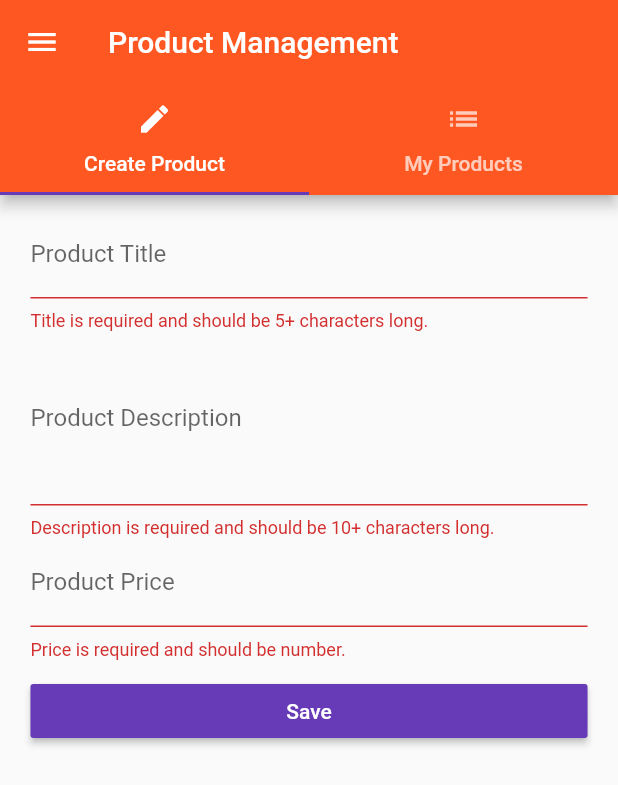
After one commit to bkmza/flutter_course, a Flutter app: the ProductsAdminPage screen opened by its route, after a tap on "Save", on a phone screen of 412 x 824 dp. The commit adds this screen. Shown: the top 785 px of the screen. Run offline on Flutter 3.47's test engine with Material 2 defaults, Android fonts, the phone set to English and light mode, and no system bars; accounts and stored records are empty.

Commit message:
added scopes and injections

```diff
--- /dev/null
+++ b/lib/models/product.dart
@@ -0,0 +1,20 @@
+import 'package:flutter/material.dart';
+
+class Product {
+  final String title;
+  final String description;
+  final double price;
+  final String image;
+  final bool isFavorite;
+  final String userEmail;
+  final String userId;
+
+  Product(
+      {@required this.title,
+      @required this.description,
+      @required this.price,
+      @required this.image,
+      @required this.userEmail,
+      @required this.userId,
+      this.isFavorite = false});
+}
--- a/lib/pages/product.dart
+++ b/lib/pages/product.dart
@@ -1,15 +1,15 @@
 import 'package:flutter/material.dart';
 import 'dart:async';
+import 'package:scoped_model/scoped_model.dart';
 
 import '../widgets/ui_elements/title_default.dart';
+import '../scoped-models/main.dart';
+import '../models/product.dart';
 
 class ProductPage extends StatelessWidget {
-  final String title;
-  final String imageUrl;
-  final double price;
-  final String description;
+  final int productIndex;
 
-  ProductPage({this.title, this.imageUrl, this.price, this.description});
+  ProductPage(this.productIndex);
 
   // _showWarningDialog(BuildContext context) {
   //   showDialog(
@@ -37,7 +37,7 @@ class ProductPage extends StatelessWidget {
   //       });
   // }
 
-  Widget _buildAddressPriceRow() {
+  Widget _buildAddressPriceRow(double price) {
     return Row(
       mainAxisAlignment: MainAxisAlignment.center,
       children: <Widget>[
@@ -57,34 +57,37 @@ class ProductPage extends StatelessWidget {
 
   @override
   Widget build(BuildContext context) {
-    return WillPopScope(
-        onWillPop: () {
+    return WillPopScope(onWillPop: () {
       print('back button pressed');
       Navigator.pop(context, false);
       return Future.value(false);
-        },
-        child: Scaffold(
+    }, child: ScopedModelDescendant<MainModel>(
+        builder: (BuildContext context, Widget widget, MainModel model) {
+      final Product product = model.allProducts[productIndex];
+      return Scaffold(
         appBar: AppBar(
           title: Text(
-              title,
+            product.title,
           ),
         ),
         body: Column(
           crossAxisAlignment: CrossAxisAlignment.center,
           children: <Widget>[
-              Image.asset(imageUrl),
+            Image.asset(product.image),
             Container(
-                  padding: EdgeInsets.all(10.0), child: TitleDefault(title)),
-              _buildAddressPriceRow(),
+                padding: EdgeInsets.all(10.0),
+                child: TitleDefault(product.title)),
+            _buildAddressPriceRow(product.price),
             Container(
               padding: EdgeInsets.all(10.0),
               child: Text(
-                  description,
+                product.description,
                 textAlign: TextAlign.center,
               ),
-              )
+            ),
           ],
         ),
-        ));
+      );
+    }));
   }
 }
--- /dev/null
+++ b/lib/pages/product_edit.dart
@@ -0,0 +1,165 @@
+import 'package:flutter/material.dart';
+import 'package:scoped_model/scoped_model.dart';
+
+import '../widgets/helpers/ensure-visible.dart';
+import '../models/product.dart';
+import '../scoped-models/main.dart';
+
+class ProductEditPage extends StatefulWidget {
+  @override
+  State<StatefulWidget> createState() {
+    return _ProductEditPageState();
+  }
+}
+
+class _ProductEditPageState extends State<ProductEditPage> {
+  final Map<String, dynamic> _formData = {
+    'title': null,
+    'description': null,
+    'price': null,
+    'image': 'assets/food.jpg'
+  };
+  final GlobalKey<FormState> _formKey = new GlobalKey<FormState>();
+  final _titleFocusNode = FocusNode();
+  final _descriptionFocusNode = FocusNode();
+  final _priceFocusNode = FocusNode();
+
+  Widget _buildTitleTextField(Product product) {
+    return EnsureVisibleWhenFocused(
+      focusNode: _titleFocusNode,
+      child: TextFormField(
+        focusNode: _titleFocusNode,
+        decoration: InputDecoration(labelText: 'Product Title'),
+        initialValue: product == null ? '' : product.title,
+        validator: (String value) {
+          if (value.isEmpty || value.length < 5) {
+            return 'Title is required and should be 5+ characters long.';
+          }
+        },
+        onSaved: (String value) {
+          _formData['title'] = value;
+        },
+      ),
+    );
+  }
+
+  Widget _buildDescriptionTextField(Product product) {
+    return EnsureVisibleWhenFocused(
+      focusNode: _descriptionFocusNode,
+      child: TextFormField(
+        focusNode: _descriptionFocusNode,
+        maxLines: 4,
+        decoration: InputDecoration(labelText: 'Product Description'),
+        initialValue: product == null ? '' : product.description,
+        validator: (String value) {
+          if (value.isEmpty || value.length < 10) {
+            return 'Description is required and should be 10+ characters long.';
+          }
+        },
+        onSaved: (String value) {
+          _formData['description'] = value;
+        },
+      ),
+    );
+  }
+
+  Widget _buildPriceTextField(Product product) {
+    return EnsureVisibleWhenFocused(
+      focusNode: _priceFocusNode,
+      child: TextFormField(
+        focusNode: _priceFocusNode,
+        keyboardType: TextInputType.number,
+        decoration: InputDecoration(labelText: 'Product Price'),
+        initialValue: product == null ? '' : product.price.toString(),
+        validator: (String value) {
+          if (value.isEmpty ||
+              !RegExp(r'^(?:[1-9]\d*|0)?(?:[.,]\d+)?$').hasMatch(value)) {
+            return 'Price is required and should be number.';
+          }
+        },
+        onSaved: (String value) {
+          _formData['price'] = double.parse(value);
+        },
+      ),
+    );
+  }
+
+  void _submitForm(
+      Function addProduct, Function updateProduct, Function setSelectedProduct,
+      [int selectedProductIndex]) {
+    if (!_formKey.currentState.validate()) {
+      return;
+    }
+    _formKey.currentState.save();
+    if (selectedProductIndex == null) {
+      addProduct(
+        _formData['title'],
+        _formData['description'],
+        _formData['image'],
+        _formData['price'],
+      );
+    } else {
+      updateProduct(_formData['title'], _formData['description'],
+          _formData['image'], _formData['price']);
+    }
+
+    Navigator.pushReplacementNamed(context, '/products')
+        .then((_) => setSelectedProduct(null));
+  }
+
+  Widget _buildPageContent(BuildContext context, Product product) {
+    final double deviceWidth = MediaQuery.of(context).size.width;
+    final double targetWidth = deviceWidth > 550.0 ? 500.0 : deviceWidth * 0.95;
+    final double targetPadding = deviceWidth - targetWidth;
+    return GestureDetector(
+      onTap: () {
+        FocusScope.of(context).requestFocus(FocusNode());
+      },
+      child: Container(
+        margin: EdgeInsets.all(10.0),
+        child: Form(
+          key: _formKey,
+          child: ListView(
+            padding: EdgeInsets.symmetric(horizontal: targetPadding / 2),
+            children: <Widget>[
+              _buildTitleTextField(product),
+              _buildDescriptionTextField(product),
+              _buildPriceTextField(product),
+              SizedBox(
+                height: 10.0,
+              ),
+              _buildSubmitButton(),
+            ],
+          ),
+        ),
+      ),
+    );
+  }
+
+  Widget _buildSubmitButton() {
+    return ScopedModelDescendant<MainModel>(
+        builder: (BuildContext context, Widget widget, MainModel model) {
+      return RaisedButton(
+        child: Text('Save'),
+        textColor: Colors.white,
+        onPressed: () => _submitForm(model.addProduct, model.updateProduct,
+            model.selectProduct, model.selectedProductIndex),
+      );
+    });
+  }
+
+  @override
+  Widget build(BuildContext context) {
+    return ScopedModelDescendant<MainModel>(
+        builder: (BuildContext context, Widget widget, MainModel model) {
+      final Widget pageContent =
+          _buildPageContent(context, model.selectedProduct);
+      return model.selectedProductIndex == null
+          ? pageContent
+          : Scaffold(
+              appBar: AppBar(title: Text('Edit Product')),
+              body: pageContent,
+            );
+    });
+  }
+}
--- /dev/null
+++ b/lib/scoped-models/connected_products.dart
@@ -0,0 +1,103 @@
+import 'package:scoped_model/scoped_model.dart';
+
+import '../models/product.dart';
+import '../models/user.dart';
+
+mixin ConnectedProductsModel on Model {
+  List<Product> _products = [];
+  int _selProductIndex;
+  User _authenticatedUser;
+
+  void addProduct(
+      String title, String description, String image, double price) {
+    final Product newProduct = Product(
+        title: title,
+        description: description,
+        image: image,
+        price: price,
+        userEmail: _authenticatedUser.email,
+        userId: _authenticatedUser.id);
+    _products.add(newProduct);
+    notifyListeners();
+  }
+}
+
+mixin ProductsModel on ConnectedProductsModel {
+  bool _showFavorites = false;
+
+  List<Product> get allProducts {
+    return List.from(_products);
+  }
+
+  List<Product> get displayedProducts {
+    if (_showFavorites) {
+      return _products.where((Product product) => product.isFavorite).toList();
+    }
+    return List.from(_products);
+  }
+
+  int get selectedProductIndex {
+    return _selProductIndex;
+  }
+
+  Product get selectedProduct {
+    if (selectedProductIndex == null) {
+      return null;
+    }
+    return _products[selectedProductIndex];
+  }
+
+  bool get displayFavoritesOnly {
+    return _showFavorites;
+  }
+
+  void updateProduct(
+      String title, String description, String image, double price) {
+    final Product updatedProduct = Product(
+        title: title,
+        description: description,
+        image: image,
+        price: price,
+        userEmail: selectedProduct.userEmail,
+        userId: selectedProduct.userId);
+    _products[selectedProductIndex] = updatedProduct;
+    notifyListeners();
+  }
+
+  void deleteProduct() {
+    _products.removeAt(selectedProductIndex);
+
+    notifyListeners();
+  }
+
+  void toggleProductFavoriteStatus() {
+    final bool isCurrentlyFavorite = _products[selectedProductIndex].isFavorite;
+    final bool newFavoriteStatus = !isCurrentlyFavorite;
+    final Product updatedProduct = Product(
+        title: selectedProduct.title,
+        description: selectedProduct.description,
+        price: selectedProduct.price,
+        image: selectedProduct.image,
+        userEmail: selectedProduct.userEmail,
+        userId: selectedProduct.userId,
+        isFavorite: newFavoriteStatus);
+    _products[selectedProductIndex] = updatedProduct;
+    notifyListeners();
+  }
+
+  void selectProduct(int index) {
+    _selProductIndex = index;
+    notifyListeners();
+  }
+
+  void toggleDisplayMode() {
+    _showFavorites = !_showFavorites;
+    notifyListeners();
+  }
+}
+
+mixin UserModel on ConnectedProductsModel {
+  void login(String email, String password) {
+    _authenticatedUser = User(id: 'asdasd', email: email, password: password);
+  }
+}
--- /dev/null
+++ b/lib/scoped-models/main.dart
@@ -0,0 +1,6 @@
+import 'package:scoped_model/scoped_model.dart';
+
+import './connected_products.dart';
+
+class MainModel extends Model with ConnectedProductsModel, UserModel, ProductsModel {
+}
--- /dev/null
+++ b/lib/widgets/helpers/ensure-visible.dart
@@ -0,0 +1,86 @@
+import 'dart:async';
+
+import 'package:flutter/rendering.dart';
+import 'package:flutter/widgets.dart';
+import 'package:meta/meta.dart';
+
+class EnsureVisibleWhenFocused extends StatefulWidget {
+  const EnsureVisibleWhenFocused({
+    Key key,
+    @required this.child,
+    @required this.focusNode,
+    this.curve: Curves.ease,
+    this.duration: const Duration(milliseconds: 100),
+  }) : super(key: key);
+
+  /// The node we will monitor to determine if the child is focused
+  final FocusNode focusNode;
+
+  /// The child widget that we are wrapping
+  final Widget child;
+
+  /// The curve we will use to scroll ourselves into view.
+  ///
+  /// Defaults to Curves.ease.
+  final Curve curve;
+
+  /// The duration we will use to scroll ourselves into view
+  ///
+  /// Defaults to 100 milliseconds.
+  final Duration duration;
+
+  EnsureVisibleWhenFocusedState createState() => new EnsureVisibleWhenFocusedState();
+}
+
+class EnsureVisibleWhenFocusedState extends State<EnsureVisibleWhenFocused> {
+  @override
+  void initState() {
+    super.initState();
+    widget.focusNode.addListener(_ensureVisible);
+  }
+
+  @override
+  void dispose() {
+    super.dispose();
+    widget.focusNode.removeListener(_ensureVisible);
+  }
+
+  Future<Null> _ensureVisible() async {
+    // Wait for the keyboard to come into view
+    // TODO: position doesn't seem to notify listeners when metrics change,
+    // perhaps a NotificationListener around the scrollable could avoid
+    // the need insert a delay here.
+    await Future.delayed(const Duration(milliseconds: 300));
+
+    if (!widget.focusNode.hasFocus)
+      return;
+
+    final RenderObject object = context.findRenderObject();
+    final RenderAbstractViewport viewport = RenderAbstractViewport.of(object);
+    assert(viewport != null);
+
+    ScrollableState scrollableState = Scrollable.of(context);
+    assert(scrollableState != null);
+
+    ScrollPosition position = scrollableState.position;
+    double alignment;
+    if (position.pixels > viewport.getOffsetToReveal(object, 0.0).offset) {
+      // Move down to the top of the viewport
+      alignment = 0.0;
+    } else if (position.pixels < viewport.getOffsetToReveal(object, 1.0).offset) {
+      // Move up to the bottom of the viewport
+      alignment = 1.0;
+    } else {
+      // No scrolling is necessary to reveal the child
+      return;
+    }
+    position.ensureVisible(
+      object,
+      alignment: alignment,
+      duration: widget.duration,
+      curve: widget.curve,
+    );
+  }
+
+  Widget build(BuildContext context) => widget.child;
+}
--- a/pubspec.yaml
+++ b/pubspec.yaml
@@ -16,9 +16,11 @@ dependencies:
   flutter:
     sdk: flutter
 
+
   # The following adds the Cupertino Icons font to your application.
   # Use with the CupertinoIcons class for iOS style icons.
   cupertino_icons: ^0.1.2
+  scoped_model: ^1.0.1
 
 dev_dependencies:
   flutter_test:
```
Also changed, not shown: lib/main.dart (+11 -24 lines), lib/models/user.dart (added, +9 -0 lines), lib/pages/auth.dart (+14 -6 lines), lib/pages/product_create.dart (deleted, +0 -118 lines), lib/pages/product_list.dart (+58 -3 lines), lib/pages/products.dart (+14 -8 lines), lib/pages/products_admin.dart (+2 -10 lines), lib/widgets/products/product_card.dart (+21 -13 lines), lib/widgets/products/products.dart (+10 -9 lines). Lines whose indentation alone changed are shown as unchanged.
